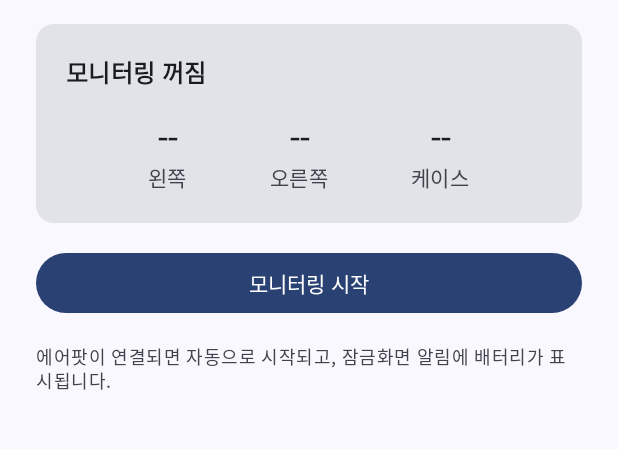
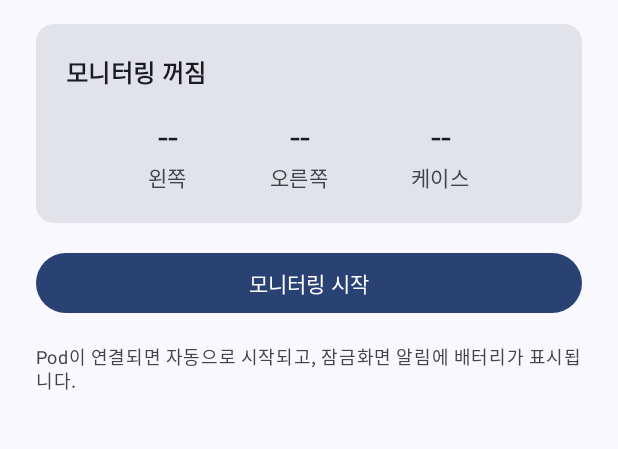
Before and after one commit to AnChiyoung/pod_battery_in_android, an Android app built with Jetpack Compose: the screen it shows after launch (MainActivity), after a tap on "모니터링 시작", on a phone screen of 412 x 824 dp, the part 90-539 px from its top. Run offline under Robolectric (Android 15) with nearby library versions, the phone set to English and light mode, and no system bars.

Commit message:
화면 문구의 에어팟 표기를 Pod로 변경

```diff
--- a/app/src/main/java/com/dev/goodluckcy/podbattery/MainActivity.kt
+++ b/app/src/main/java/com/dev/goodluckcy/podbattery/MainActivity.kt
@@ -109,7 +109,7 @@ fun HomeScreen(modifier: Modifier = Modifier) {
         }
 
         Text(
-            "에어팟이 연결되면 자동으로 시작되고, 잠금화면 알림에 배터리가 표시됩니다.",
+            "Pod이 연결되면 자동으로 시작되고, 잠금화면 알림에 배터리가 표시됩니다.",
             style = MaterialTheme.typography.bodySmall,
             color = MaterialTheme.colorScheme.onSurfaceVariant,
         )
@@ -121,7 +121,7 @@ private fun StatusCard(status: PodsStatus?, monitoring: Boolean) {
     Card(modifier = Modifier.fillMaxWidth()) {
         Column(Modifier.padding(20.dp)) {
             Text(
-                text = status?.model ?: if (monitoring) "에어팟에 연결하는 중…" else "모니터링 꺼짐",
+                text = status?.model ?: if (monitoring) "Pod에 연결하는 중…" else "모니터링 꺼짐",
                 style = MaterialTheme.typography.titleMedium,
                 fontWeight = FontWeight.SemiBold,
             )
@@ -162,7 +162,7 @@ private fun BatteryItem(label: String, value: Int?, charging: Boolean) {
 private fun StatusCardPreview() {
     PodBatteryTheme {
         StatusCard(
-            PodsStatus("AirPods Pro (2세대)", 80, 90, 50, false, false, true),
+            PodsStatus("Pod", 80, 90, 50, false, false, true),
             monitoring = true,
         )
     }
--- a/app/src/main/java/com/dev/goodluckcy/podbattery/service/PodMonitorService.kt
+++ b/app/src/main/java/com/dev/goodluckcy/podbattery/service/PodMonitorService.kt
@@ -103,7 +103,8 @@ class PodMonitorService : Service() {
         val previousCase = lastStatus?.case
         val caseStale = battery.case == null && previousCase != null
         val status = PodsStatus(
-            model = target.name ?: "AirPods",
+            // 사용자가 붙인 기기 이름을 그대로 보여주고, 없을 때만 기본 이름을 쓴다.
+            model = target.name ?: DEFAULT_NAME,
             left = battery.left,
             right = battery.right,
             case = battery.case ?: previousCase,
@@ -150,6 +151,7 @@ class PodMonitorService : Service() {
 
     companion object {
         private const val TAG = "PodMonitorService"
+        private const val DEFAULT_NAME = "Pod"
         private const val MAX_RETRIES = 3
         private const val RETRY_DELAY_MS = 3_000L
         const val ACTION_STOP = "com.dev.goodluckcy.podbattery.action.STOP"
--- a/app/src/main/res/values/strings.xml
+++ b/app/src/main/res/values/strings.xml
@@ -1,4 +1,4 @@
 <resources>
     <string name="app_name">PodBattery</string>
-    <string name="channel_pod_battery">에어팟 배터리</string>
+    <string name="channel_pod_battery">Pod 배터리</string>
 </resources>
```
